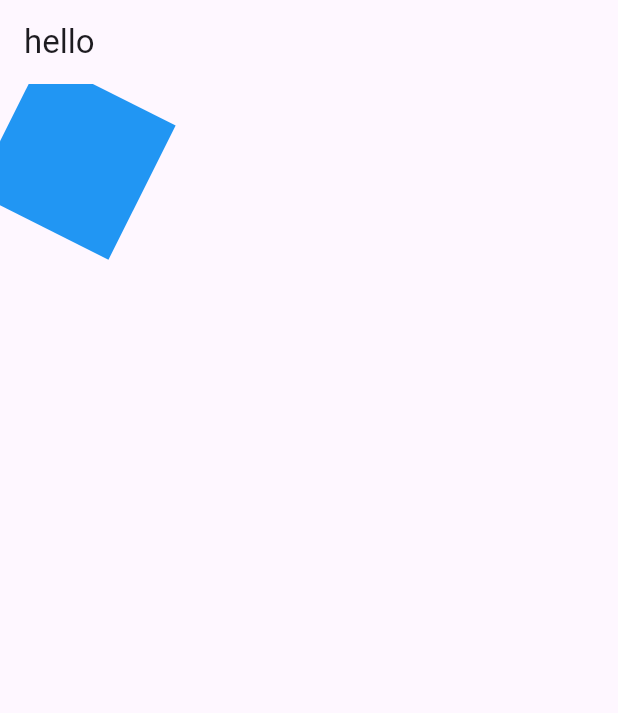
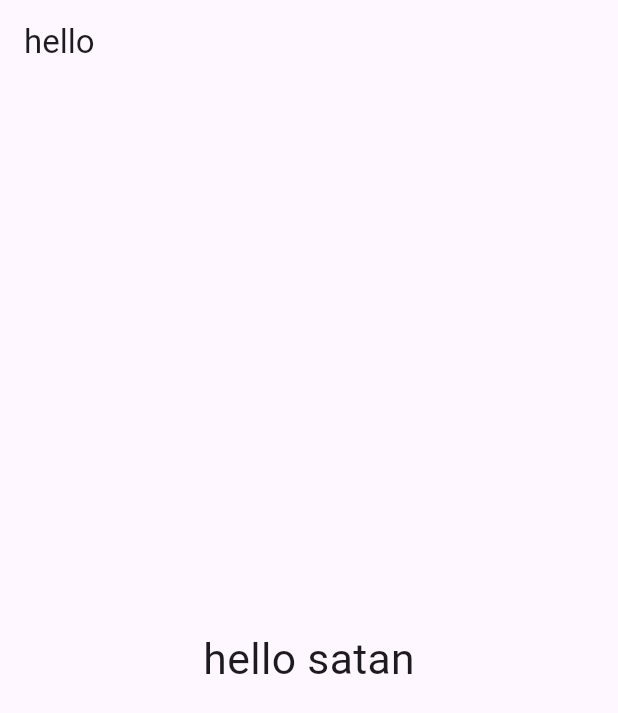
Before and after one commit to shakhawat-khan/animation_practice_flutter, a Flutter app: the screen it shows after launch, on a phone screen of 412 x 824 dp. Shown: the top 713 px of the screen. Run offline on Flutter 3.47's test engine with Material 2 defaults, Android fonts, the phone set to English and light mode, and no system bars.

Commit message:
text size increase animation

```diff
--- a/lib/main.dart
+++ b/lib/main.dart
@@ -45,36 +45,52 @@ class TransformWidget extends StatefulWidget {
   State<TransformWidget> createState() => _TransformWidgetState();
 }
 
-class _TransformWidgetState extends State<TransformWidget> {
+class _TransformWidgetState extends State<TransformWidget>
+    with SingleTickerProviderStateMixin {
   double _scale = 1.0;
   double test = 90;
+  double _size = 100.0;
+  late AnimationController _controller;
+  late Animation<double> animation;
+
+  @override
+  void initState() {
+    _controller = AnimationController(
+      duration: Duration(milliseconds: 10800),
+      vsync: this,
+    );
+
+    animation =
+        CurvedAnimation(parent: _controller, curve: Curves.fastOutSlowIn)
+          ..addListener(() {
+            setState(() {
+              debugPrint('${animation.value}');
+            });
+          });
+
+    _controller.forward();
+
+    // TODO: implement initState
+    super.initState();
+  }
+
+  @override
+  void dispose() {
+    _controller.dispose();
+    // TODO: implement dispose
+    super.dispose();
+  }
+
   @override
   Widget build(BuildContext context) {
     return Scaffold(
         appBar: AppBar(
           title: Text('hello'),
         ),
-        body: GestureDetector(
-          onTapDown: (TapDownDetails details) {
-            setState(() {
-              _scale = 8;
-              test = 180;
-            });
-          },
-          onTapUp: (TapUpDetails details) {
-            print(details.localPosition);
-            setState(() {
-              _scale = 1.0;
-              test = 90;
-            });
-          },
-          child: Transform.rotate(
-            angle: test,
-            child: Container(
-              width: 100.0,
-              height: 100.0,
-              color: Colors.blue,
-            ),
+        body: Center(
+          child: Text(
+            'hello satan',
+            style: TextStyle(fontSize: 30.0 * animation.value),
           ),
         ));
   }
```
